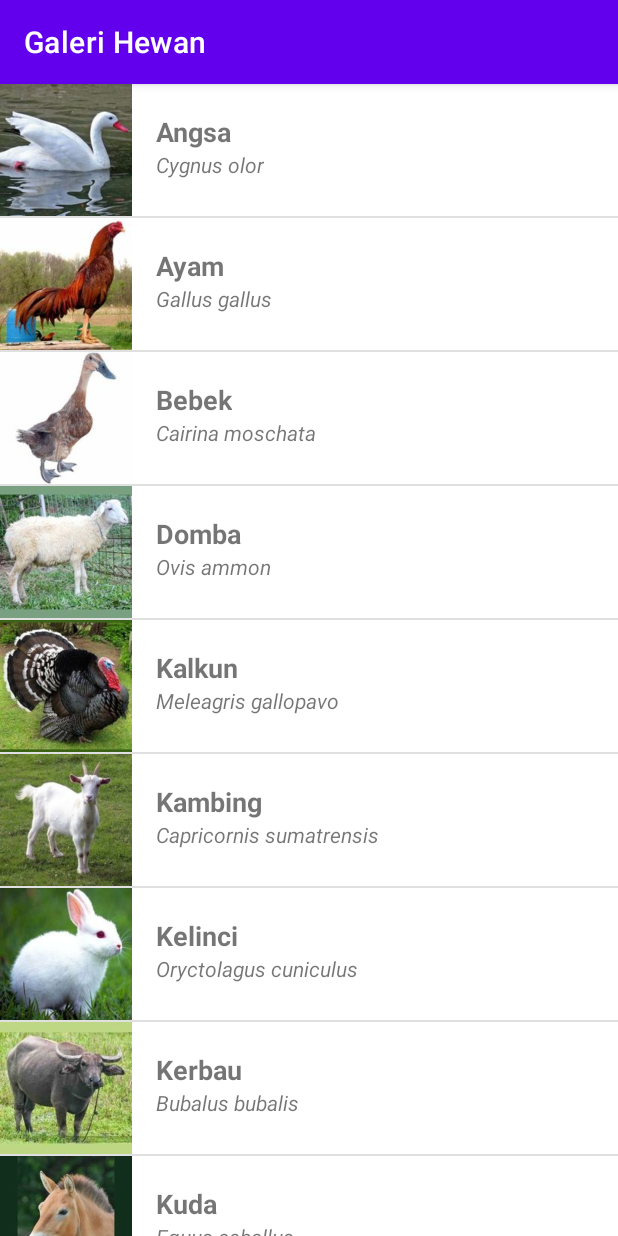
After one commit to D3IF-Cool/4301-galeri-hewan-NaufalRafifC25, an Android app: the fragment MainFragment shown on its own in the app's theme, on a phone screen of 412 x 824 dp. The commit adds this screen. Run offline under Robolectric (Android 15) with nearby library versions, the phone set to English and light mode, and no system bars.

Commit message:
Refactor fitur main ke fragment

```diff
--- a/app/src/main/java/org/d3if4062/galerihewan/Hewan.kt
+++ b/app/src/main/java/org/d3if4062/galerihewan/model/Hewan.kt
@@ -1,4 +1,4 @@
-package org.d3if4062.galerihewan
+package org.d3if4062.galerihewan.model
 
 data class Hewan(
     val nama : String,
--- a/app/src/main/java/org/d3if4062/galerihewan/MainAdapter.kt
+++ b/app/src/main/java/org/d3if4062/galerihewan/ui/MainAdapter.kt
@@ -1,8 +1,9 @@
-package org.d3if4062.galerihewan
+package org.d3if4062.galerihewan.ui
 
 import android.view.LayoutInflater
 import android.view.ViewGroup
 import androidx.recyclerview.widget.RecyclerView
+import org.d3if4062.galerihewan.model.Hewan
 import org.d3if4062.galerihewan.databinding.ListItemBinding
 
 class MainAdapter(private val data: List<Hewan>) :
--- /dev/null
+++ b/app/src/main/java/org/d3if4062/galerihewan/ui/MainFragment.kt
@@ -0,0 +1,41 @@
+package org.d3if4062.galerihewan.ui
+
+import android.os.Bundle
+import android.view.LayoutInflater
+import android.view.View
+import android.view.ViewGroup
+import androidx.fragment.app.Fragment
+import androidx.recyclerview.widget.DividerItemDecoration
+import androidx.recyclerview.widget.RecyclerView
+import org.d3if4062.galerihewan.model.Hewan
+import org.d3if4062.galerihewan.R
+import org.d3if4062.galerihewan.databinding.FragmentMainBinding
+
+class MainFragment : Fragment() {
+    private lateinit var binding: FragmentMainBinding
+
+    override fun onCreateView(inflater: LayoutInflater, container: ViewGroup?, savedInstanceState: Bundle?): View? {
+        binding = FragmentMainBinding.inflate(layoutInflater, container, false)
+        with(binding.recyclerView) {
+            addItemDecoration(DividerItemDecoration(context, RecyclerView.VERTICAL))
+            adapter = MainAdapter(getData())
+            setHasFixedSize(true)
+        }
+        return binding.root
+    }
+
+    private fun getData(): List<Hewan> {
+        return listOf(
+                Hewan("Angsa", "Cygnus olor", R.drawable.angsa),
+                Hewan("Ayam", "Gallus gallus", R.drawable.ayam),
+                Hewan("Bebek", "Cairina moschata", R.drawable.bebek),
+                Hewan("Domba", "Ovis ammon", R.drawable.domba),
+                Hewan("Kalkun", "Meleagris gallopavo", R.drawable.kalkun),
+                Hewan("Kambing", "Capricornis sumatrensis", R.drawable.kambing),
+                Hewan("Kelinci", "Oryctolagus cuniculus", R.drawable.kelinci),
+                Hewan("Kerbau", "Bubalus bubalis", R.drawable.kerbau),
+                Hewan("Kuda", "Equus caballus", R.drawable.kuda),
+                Hewan("Sapi", "Bos taurus", R.drawable.sapi)
+        )
+    }
+}
--- /dev/null
+++ b/app/src/main/res/layout/fragment_main.xml
@@ -0,0 +1,18 @@
+<?xml version="1.0" encoding="utf-8"?>
+<androidx.constraintlayout.widget.ConstraintLayout
+    xmlns:android="http://schemas.android.com/apk/res/android"
+    android:layout_width="match_parent"
+    android:layout_height="match_parent">
+
+    <androidx.recyclerview.widget.RecyclerView
+        xmlns:android="http://schemas.android.com/apk/res/android"
+        xmlns:app="http://schemas.android.com/apk/res-auto"
+        xmlns:tools="http://schemas.android.com/tools"
+        android:id="@+id/recyclerView"
+        android:layout_width="match_parent"
+        android:layout_height="match_parent"
+        app:layoutManager="androidx.recyclerview.widget.LinearLayoutManager"
+        tools:context=".MainActivity"
+        tools:listitem="@layout/list_item" />
+
+</androidx.constraintlayout.widget.ConstraintLayout>
```
Also changed, not shown: app/src/main/java/org/d3if4062/galerihewan/MainActivity.kt (+4 -32 lines), app/src/main/res/layout/activity_main.xml (+4 -6 lines).
